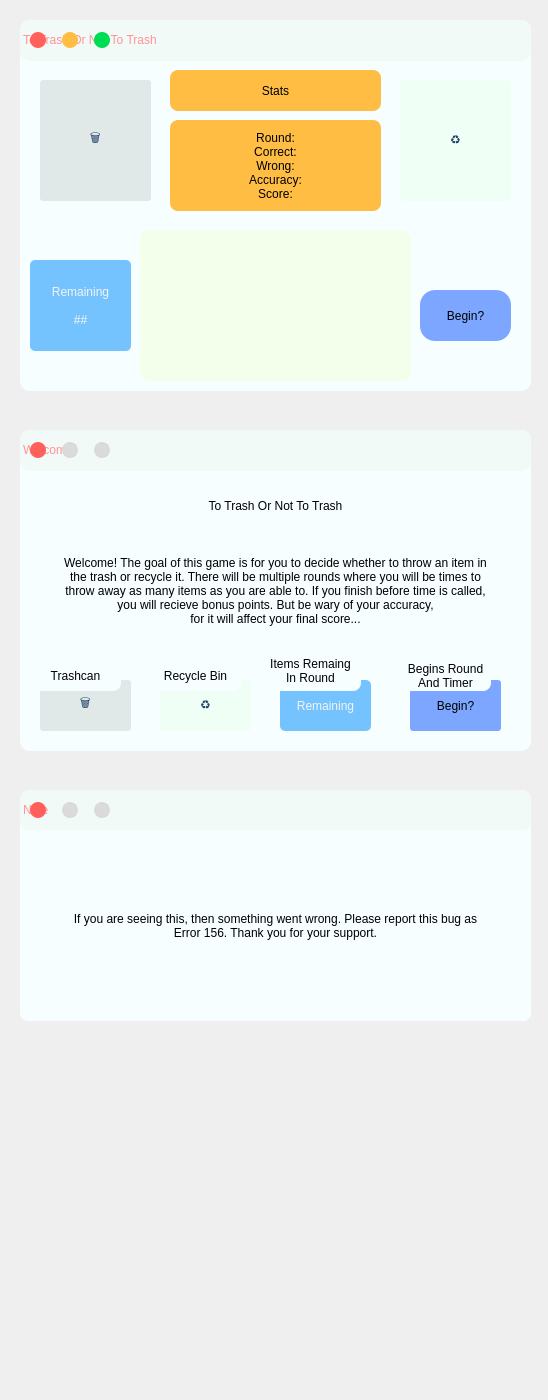
Before: the Qt Designer form my_ui.ui in TwigCoder/To-Trash-Or-Not-To-Trash, drawn with Qt 5.
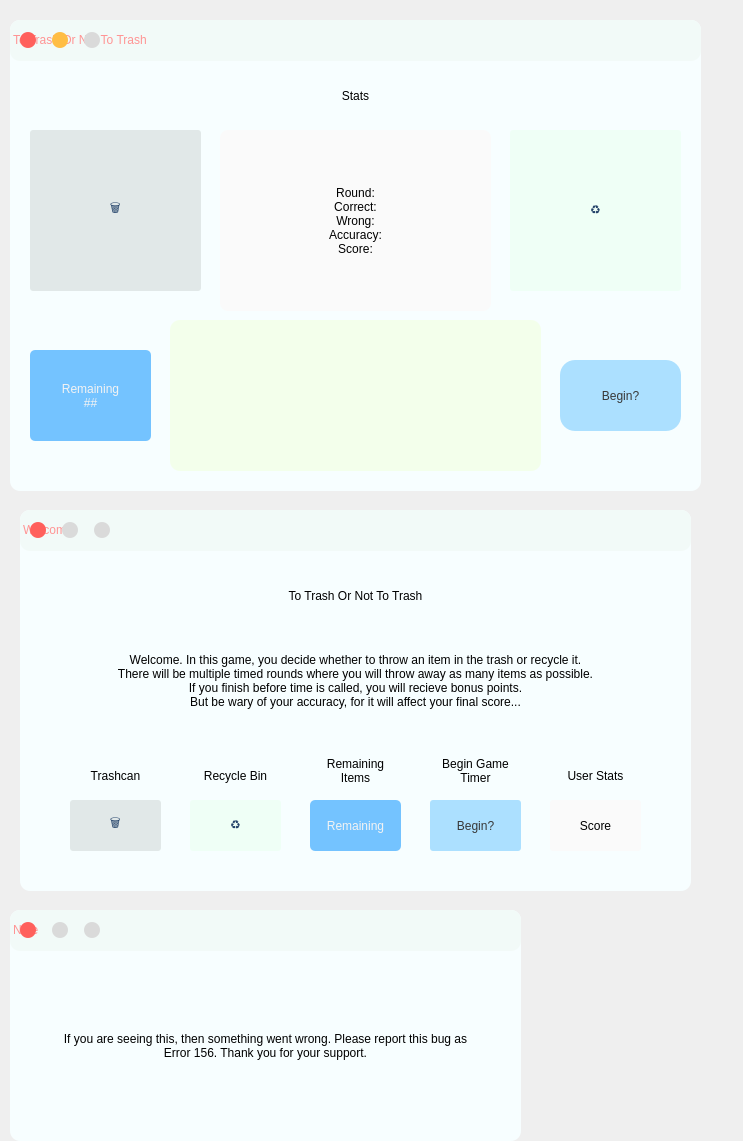
After: the same form once the commit is applied.

What changed in the file:
```diff
--- a/my_ui.ui
+++ b/my_ui.ui
@@ -6,151 +6,21 @@
    <rect>
     <x>0</x>
     <y>0</y>
-    <width>548</width>
-    <height>1400</height>
+    <width>743</width>
+    <height>1141</height>
    </rect>
   </property>
   <property name="windowTitle">
    <string>MainWindow</string>
   </property>
   <widget class="QWidget" name="centralwidget">
-   <widget class="QPushButton" name="box21">
-    <property name="geometry">
-     <rect>
-      <x>160</x>
-      <y>290</y>
-      <width>51</width>
-      <height>51</height>
-     </rect>
-    </property>
-    <property name="styleSheet">
-     <string notr="true">QPushButton{
-	border:none;
-	border-radius: 8px;
-	font: 14pt &quot;MV Boli&quot;;
-	background-color:rgb(255, 189, 68);
-}
-
-QPushButton:hover{
-	
-	background-color: rgb(225, 164, 60);
-}</string>
-    </property>
-    <property name="text">
-     <string/>
-    </property>
-   </widget>
-   <widget class="QPushButton" name="box23">
-    <property name="geometry">
-     <rect>
-      <x>340</x>
-      <y>290</y>
-      <width>51</width>
-      <height>51</height>
-     </rect>
-    </property>
-    <property name="styleSheet">
-     <string notr="true">QPushButton{
-	border:none;
-	border-radius: 8px;
-	font: 14pt &quot;MV Boli&quot;;
-	background-color:rgb(255, 189, 68);
-}
-
-QPushButton:hover{
-	
-	background-color: rgb(225, 164, 60);
-}</string>
-    </property>
-    <property name="text">
-     <string/>
-    </property>
-   </widget>
-   <widget class="QPushButton" name="box03">
-    <property name="geometry">
-     <rect>
-      <x>340</x>
-      <y>110</y>
-      <width>51</width>
-      <height>51</height>
-     </rect>
-    </property>
-    <property name="styleSheet">
-     <string notr="true">QPushButton{
-	border:none;
-	border-radius: 8px;
-	font: 14pt &quot;MV Boli&quot;;
-	background-color:rgb(255, 189, 68);
-}
-
-QPushButton:hover{
-	
-	background-color: rgb(225, 164, 60);
-}</string>
-    </property>
-    <property name="text">
-     <string/>
-    </property>
-   </widget>
-   <widget class="QPushButton" name="box12">
-    <property name="geometry">
-     <rect>
-      <x>250</x>
-      <y>200</y>
-      <width>51</width>
-      <height>51</height>
-     </rect>
-    </property>
-    <property name="styleSheet">
-     <string notr="true">QPushButton {
-font: 14pt &quot;MV Boli&quot;;
-	border: none;
-	border-radius: 8px;
-	background-color: rgb(0, 221, 85);
-}
-
-QPushButton:hover {
-	
-	background-color: rgb(0, 191, 73);
-}</string>
-    </property>
-    <property name="text">
-     <string/>
-    </property>
-   </widget>
-   <widget class="QPushButton" name="box01">
-    <property name="geometry">
-     <rect>
-      <x>160</x>
-      <y>110</y>
-      <width>51</width>
-      <height>51</height>
-     </rect>
-    </property>
-    <property name="styleSheet">
-     <string notr="true">QPushButton{
-	border:none;
-	border-radius: 8px;
-	font: 14pt &quot;MV Boli&quot;;
-	background-color:rgb(255, 189, 68);
-}
-
-QPushButton:hover{
-	
-	background-color: rgb(225, 164, 60);
-}</string>
-    </property>
-    <property name="text">
-     <string/>
-    </property>
-   </widget>
    <widget class="QFrame" name="window">
     <property name="geometry">
      <rect>
-      <x>20</x>
+      <x>10</x>
       <y>20</y>
-      <width>511</width>
-      <height>371</height>
+      <width>691</width>
+      <height>471</height>
      </rect>
     </property>
     <property name="styleSheet">
@@ -194,7 +64,7 @@
       <rect>
        <x>0</x>
        <y>0</y>
-       <width>511</width>
+       <width>691</width>
        <height>41</height>
       </rect>
      </property>
@@ -244,42 +114,6 @@
       <bool>false</bool>
      </property>
     </widget>
-    <widget class="QPushButton" name="btn_maximize">
-     <property name="geometry">
-      <rect>
-       <x>74</x>
-       <y>12</y>
-       <width>16</width>
-       <height>16</height>
-      </rect>
-     </property>
-     <property name="sizePolicy">
-      <sizepolicy hsizetype="Preferred" vsizetype="Preferred">
-       <horstretch>0</horstretch>
-       <verstretch>0</verstretch>
-      </sizepolicy>
-     </property>
-     <property name="styleSheet">
-      <string notr="true">QPushButton {
-	border: none;
-	border-radius: 8px;
-	background-color: rgb(0, 221, 85);
-}
-
-QPushButton:hover {
-	background-color: rgb(0, 191, 73);
-}
-QPushButton:disabled {
-	background-color: rgb(218, 218, 218);
-}</string>
-     </property>
-     <property name="text">
-      <string/>
-     </property>
-     <property name="autoDefault">
-      <bool>false</bool>
-     </property>
-    </widget>
     <widget class="QPushButton" name="btn_minimize">
      <property name="geometry">
       <rect>
@@ -321,9 +155,9 @@
     <widget class="QPushButton" name="remaining_items">
      <property name="geometry">
       <rect>
-       <x>10</x>
-       <y>240</y>
-       <width>101</width>
+       <x>20</x>
+       <y>330</y>
+       <width>121</width>
        <height>91</height>
       </rect>
      </property>
@@ -338,25 +172,25 @@
      </property>
      <property name="text">
       <string>Remaining
-
 ##</string>
      </property>
     </widget>
     <widget class="QPushButton" name="stats">
      <property name="geometry">
       <rect>
-       <x>150</x>
-       <y>100</y>
-       <width>211</width>
-       <height>91</height>
+       <x>210</x>
+       <y>110</y>
+       <width>271</width>
+       <height>181</height>
       </rect>
      </property>
      <property name="styleSheet">
       <string notr="true">QPushButton{
 	border:none;
 	border-radius: 8px;
-	font: 10pt &quot;Cambria&quot;;
-	background-color:rgb(255, 189, 68);
+	font: 16pt &quot;Dongle&quot;;
+	
+	background-color: rgb(250, 250, 250);
 }
 </string>
      </property>
@@ -371,10 +205,10 @@
     <widget class="QPushButton" name="timer">
      <property name="geometry">
       <rect>
-       <x>400</x>
-       <y>270</y>
-       <width>91</width>
-       <height>51</height>
+       <x>550</x>
+       <y>340</y>
+       <width>121</width>
+       <height>71</height>
       </rect>
      </property>
      <property name="styleSheet">
@@ -382,7 +216,8 @@
 	border:none;
 	border-radius: 15px;
 	font: 14pt &quot;Modern No. 20&quot;;
-	background-color: rgb(124, 166, 255);
+	color: rgb(56, 56, 56);
+	background-color: rgb(172, 224, 255);
 }
 QPushButton::hover{
 background-color: rgb(112, 152, 231);
@@ -395,9 +230,9 @@
     <widget class="QGraphicsView" name="item">
      <property name="geometry">
       <rect>
-       <x>120</x>
-       <y>210</y>
-       <width>271</width>
+       <x>160</x>
+       <y>300</y>
+       <width>371</width>
        <height>151</height>
       </rect>
      </property>
@@ -408,18 +243,17 @@
     <widget class="QPushButton" name="box11">
      <property name="geometry">
       <rect>
-       <x>150</x>
+       <x>240</x>
        <y>50</y>
        <width>211</width>
-       <height>41</height>
+       <height>51</height>
       </rect>
      </property>
      <property name="styleSheet">
       <string notr="true">QPushButton{
 	border:none;
 	border-radius: 8px;
-	font: 14pt &quot;MV Boli&quot;;	
-	background-color:rgb(255, 189, 68);
+	font: 14pt &quot;Cascadia Code&quot;;	
 }</string>
      </property>
      <property name="text">
@@ -429,10 +263,10 @@
     <widget class="QPushButton" name="recycle">
      <property name="geometry">
       <rect>
-       <x>380</x>
-       <y>60</y>
-       <width>111</width>
-       <height>121</height>
+       <x>500</x>
+       <y>110</y>
+       <width>171</width>
+       <height>161</height>
       </rect>
      </property>
      <property name="styleSheet">
@@ -442,7 +276,7 @@
 	color: #224168;
 	padding: 2px;
 	padding-bottom: 5px;	
-	font: 25 22pt &quot;Cascadia Code Light&quot;;
+	font: 25 28pt &quot;Cascadia Code Light&quot;;
 	qproperty-alignment: AlignCenter;
 }
 </string>
@@ -455,9 +289,9 @@
      <property name="geometry">
       <rect>
        <x>20</x>
-       <y>60</y>
-       <width>111</width>
-       <height>121</height>
+       <y>110</y>
+       <width>171</width>
+       <height>161</height>
       </rect>
      </property>
      <property name="styleSheet">
@@ -467,22 +301,54 @@
 	color: #224168;
 	padding: 2px;
 	padding-bottom: 5px;	
-	font: 25 22pt &quot;Cascadia Code Light&quot;;
+	font: 25 25pt &quot;Cascadia Code Light&quot;;
 	qproperty-alignment: AlignCenter;
+}
+QPushButton::hover{
+	background-color: rgb(197, 202, 202);
 }</string>
      </property>
      <property name="text">
       <string>🗑</string>
      </property>
     </widget>
+    <widget class="QPushButton" name="btn_disabled_3">
+     <property name="geometry">
+      <rect>
+       <x>74</x>
+       <y>12</y>
+       <width>16</width>
+       <height>16</height>
+      </rect>
+     </property>
+     <property name="sizePolicy">
+      <sizepolicy hsizetype="Preferred" vsizetype="Preferred">
+       <horstretch>0</horstretch>
+       <verstretch>0</verstretch>
+      </sizepolicy>
+     </property>
+     <property name="styleSheet">
+      <string notr="true">QPushButton {
+	border: none;
+	border-radius: 8px;
+	background-color: rgb(218, 218, 218);
+}</string>
+     </property>
+     <property name="text">
+      <string/>
+     </property>
+     <property name="autoDefault">
+      <bool>false</bool>
+     </property>
+    </widget>
    </widget>
    <widget class="QFrame" name="popup">
     <property name="geometry">
      <rect>
       <x>20</x>
-      <y>430</y>
-      <width>511</width>
-      <height>321</height>
+      <y>510</y>
+      <width>671</width>
+      <height>381</height>
      </rect>
     </property>
     <property name="styleSheet">
@@ -526,7 +392,7 @@
       <rect>
        <x>0</x>
        <y>0</y>
-       <width>511</width>
+       <width>671</width>
        <height>41</height>
       </rect>
      </property>
@@ -638,8 +504,8 @@
      <property name="geometry">
       <rect>
        <x>0</x>
-       <y>50</y>
-       <width>511</width>
+       <y>60</y>
+       <width>671</width>
        <height>51</height>
       </rect>
      </property>
@@ -659,8 +525,8 @@
      <property name="geometry">
       <rect>
        <x>0</x>
-       <y>110</y>
-       <width>511</width>
+       <y>120</y>
+       <width>671</width>
        <height>101</height>
       </rect>
      </property>
@@ -674,18 +540,17 @@
 }</string>
      </property>
      <property name="text">
-      <string>Welcome! The goal of this game is for you to decide whether to throw an item in
-the trash or recycle it. There will be multiple rounds where you will be times to
-throw away as many items as you are able to. If you finish before time is called,
-you will recieve bonus points. But be wary of your accuracy,
-for it will affect your final score...</string>
+      <string>Welcome. In this game, you decide whether to throw an item in the trash or recycle it.
+There will be multiple timed rounds where you will throw away as many items as possible.
+If you finish before time is called, you will recieve bonus points.
+But be wary of your accuracy, for it will affect your final score...</string>
      </property>
     </widget>
     <widget class="QPushButton" name="text_5">
      <property name="geometry">
       <rect>
-       <x>20</x>
-       <y>250</y>
+       <x>50</x>
+       <y>290</y>
        <width>91</width>
        <height>51</height>
       </rect>
@@ -699,6 +564,9 @@
 	padding-bottom: 5px;	
 	font: 25 14pt &quot;Cascadia Code Light&quot;;
 	qproperty-alignment: Left;
+}
+QPushButton::hover{
+	background-color: rgb(197, 202, 202);
 }</string>
      </property>
      <property name="text">
@@ -708,8 +576,8 @@
     <widget class="QPushButton" name="text_3">
      <property name="geometry">
       <rect>
-       <x>10</x>
-       <y>230</y>
+       <x>50</x>
+       <y>250</y>
        <width>91</width>
        <height>31</height>
       </rect>
@@ -730,8 +598,8 @@
     <widget class="QPushButton" name="text_15">
      <property name="geometry">
       <rect>
-       <x>140</x>
-       <y>250</y>
+       <x>170</x>
+       <y>290</y>
        <width>91</width>
        <height>51</height>
       </rect>
@@ -746,6 +614,10 @@
 	font: 25 14pt &quot;Cascadia Code Light&quot;;
 	qproperty-alignment: AlignCenter;
 }
+QPushButton::hover{
+	background-color: rgb(213, 227, 219);
+}
+
 </string>
      </property>
      <property name="text">
@@ -755,8 +627,8 @@
     <widget class="QPushButton" name="text_9">
      <property name="geometry">
       <rect>
-       <x>260</x>
-       <y>250</y>
+       <x>290</x>
+       <y>290</y>
        <width>91</width>
        <height>51</height>
       </rect>
@@ -777,9 +649,9 @@
     <widget class="QPushButton" name="text_6">
      <property name="geometry">
       <rect>
-       <x>240</x>
-       <y>220</y>
-       <width>101</width>
+       <x>290</x>
+       <y>240</y>
+       <width>91</width>
        <height>41</height>
       </rect>
      </property>
@@ -793,15 +665,15 @@
 }</string>
      </property>
      <property name="text">
-      <string>Items Remaing
-In Round</string>
+      <string>Remaining
+Items</string>
      </property>
     </widget>
     <widget class="QPushButton" name="text_103">
      <property name="geometry">
       <rect>
-       <x>390</x>
-       <y>250</y>
+       <x>410</x>
+       <y>290</y>
        <width>91</width>
        <height>51</height>
       </rect>
@@ -810,8 +682,9 @@
       <string notr="true">QPushButton{
 	border:none;
 	border-radius: 3px;
-	font: 12pt &quot;Modern No. 20&quot;;
-	background-color: rgb(124, 166, 255);
+	font: 10pt &quot;Modern No. 20&quot;;
+	color: rgb(56, 56, 56);
+	background-color: rgb(172, 224, 255);
 }
 QPushButton::hover{
 background-color: rgb(112, 152, 231);
@@ -821,12 +694,101 @@
       <string>Begin?</string>
      </property>
     </widget>
+    <widget class="QPushButton" name="text_10">
+     <property name="geometry">
+      <rect>
+       <x>170</x>
+       <y>250</y>
+       <width>91</width>
+       <height>31</height>
+      </rect>
+     </property>
+     <property name="styleSheet">
+      <string notr="true">QPushButton{
+	
+	font: 7.5pt &quot;Nirmala UI&quot;;
+	border:none;
+	border-radius: 8px;	
+	background-color: #f7feff;
+}</string>
+     </property>
+     <property name="text">
+      <string>Recycle Bin</string>
+     </property>
+    </widget>
+    <widget class="QPushButton" name="text_13">
+     <property name="geometry">
+      <rect>
+       <x>530</x>
+       <y>290</y>
+       <width>91</width>
+       <height>51</height>
+      </rect>
+     </property>
+     <property name="styleSheet">
+      <string notr="true">QPushButton{
+	border:none;
+	border-radius: 3px;
+	font: 16pt &quot;Dongle&quot;;
+	background-color: rgb(250, 250, 250);
+}
+</string>
+     </property>
+     <property name="text">
+      <string>Score</string>
+     </property>
+    </widget>
+    <widget class="QPushButton" name="text_12">
+     <property name="geometry">
+      <rect>
+       <x>530</x>
+       <y>250</y>
+       <width>91</width>
+       <height>31</height>
+      </rect>
+     </property>
+     <property name="styleSheet">
+      <string notr="true">QPushButton{
+	
+	font: 7.5pt &quot;Nirmala UI&quot;;
+	border:none;
+	border-radius: 8px;	
+	background-color: #f7feff;
+}</string>
+     </property>
+     <property name="text">
+      <string>User Stats</string>
+     </property>
+    </widget>
+    <widget class="QPushButton" name="text_7">
+     <property name="geometry">
+      <rect>
+       <x>410</x>
+       <y>240</y>
+       <width>91</width>
+       <height>41</height>
+      </rect>
+     </property>
+     <property name="styleSheet">
+      <string notr="true">QPushButton{
+	
+	font: 7.5pt &quot;Nirmala UI&quot;;
+	border:none;
+	border-radius: 8px;	
+	background-color: #f7feff;
+}</string>
+     </property>
+     <property name="text">
+      <string>Begin Game
+Timer</string>
+     </property>
+    </widget>
    </widget>
    <widget class="QFrame" name="popup_2">
     <property name="geometry">
      <rect>
-      <x>20</x>
-      <y>790</y>
+      <x>10</x>
+      <y>910</y>
       <width>511</width>
       <height>231</height>
      </rect>
@@ -984,9 +946,9 @@
      <property name="geometry">
       <rect>
        <x>0</x>
-       <y>40</y>
+       <y>50</y>
        <width>511</width>
-       <height>191</height>
+       <height>171</height>
       </rect>
      </property>
      <property name="styleSheet">
@@ -1004,51 +966,6 @@
      </property>
     </widget>
    </widget>
-   <widget class="QPushButton" name="text_4">
-    <property name="geometry">
-     <rect>
-      <x>150</x>
-      <y>660</y>
-      <width>91</width>
-      <height>31</height>
-     </rect>
-    </property>
-    <property name="styleSheet">
-     <string notr="true">QPushButton{
-	
-	font: 8.5pt &quot;Nirmala UI&quot;;
-	border:none;
-	border-radius: 8px;	
-	background-color: #f7feff;
-}</string>
-    </property>
-    <property name="text">
-     <string>Recycle Bin</string>
-    </property>
-   </widget>
-   <widget class="QPushButton" name="text_7">
-    <property name="geometry">
-     <rect>
-      <x>400</x>
-      <y>660</y>
-      <width>91</width>
-      <height>31</height>
-     </rect>
-    </property>
-    <property name="styleSheet">
-     <string notr="true">QPushButton{
-	
-	font: 8pt &quot;Nirmala UI&quot;;
-	border:none;
-	border-radius: 8px;	
-	background-color: #f7feff;
-}</string>
-    </property>
-    <property name="text">
-     <string>Begins Round
-And Timer</string>
-    </property>
-   </widget>
   </widget>
  </widget>
  <resources/>
```
Left out of the diff: 47 changed lines with no effect on the pictures.
